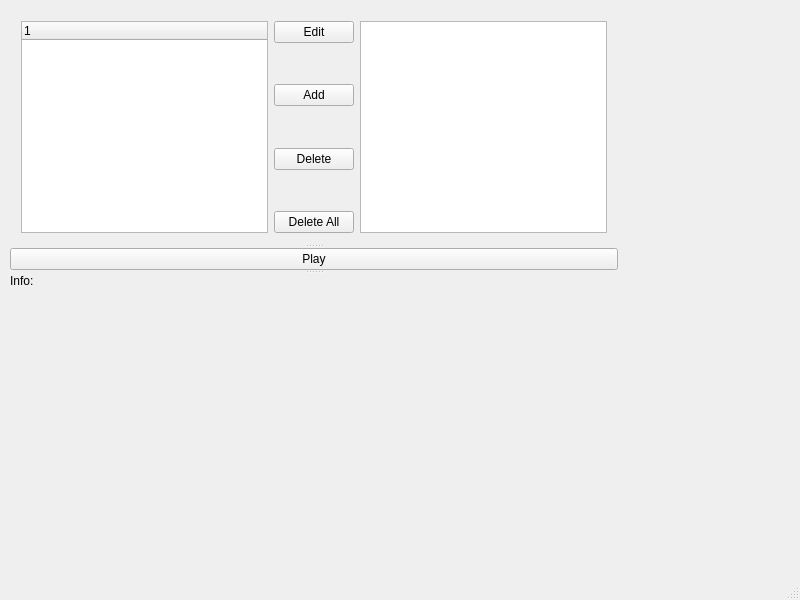
This is keymainwindow.ui in FyodorovAleksej/KeyPlayer as Qt 5 draws it before an edit. The edited form follows.
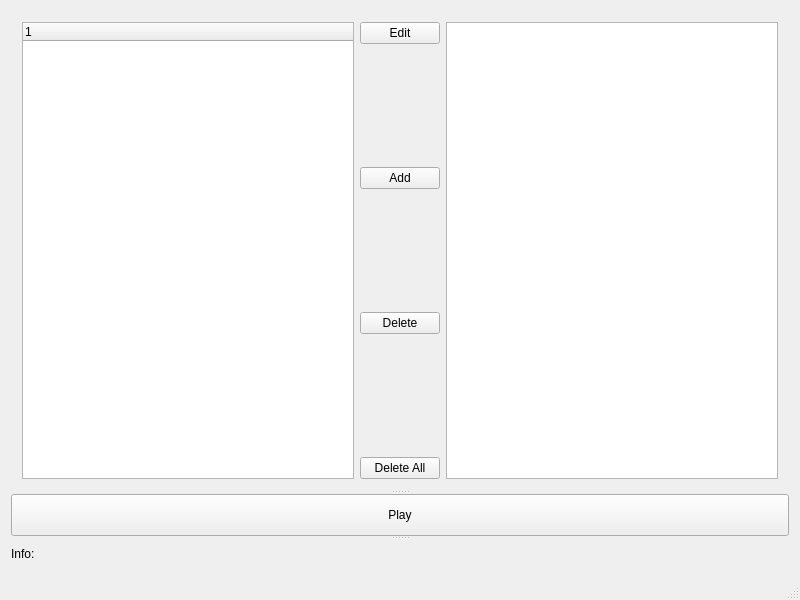
This is the edited form.

Diff of the .ui file:
```diff
--- a/keymainwindow.ui
+++ b/keymainwindow.ui
@@ -14,19 +14,13 @@
    <string>MainWindow</string>
   </property>
   <widget class="QWidget" name="centralwidget">
+   <layout class="QGridLayout" name="gridLayout">
+    <item row="0" column="0">
    <widget class="QSplitter" name="splitter">
-    <property name="geometry">
-     <rect>
-      <x>10</x>
-      <y>10</y>
-      <width>608</width>
-      <height>278</height>
-     </rect>
-    </property>
     <property name="orientation">
      <enum>Qt::Vertical</enum>
     </property>
-    <widget class="QWidget" name="">
+      <widget class="QWidget" name="layoutWidget">
      <layout class="QHBoxLayout" name="horizontalLayout">
       <item>
        <widget class="QTreeWidget" name="fileTreeWidget">
@@ -124,6 +118,8 @@
      </property>
     </widget>
    </widget>
+    </item>
+   </layout>
   </widget>
   <widget class="QMenuBar" name="menubar">
    <property name="geometry">
```
Lines whose indentation alone changed are shown as unchanged.
